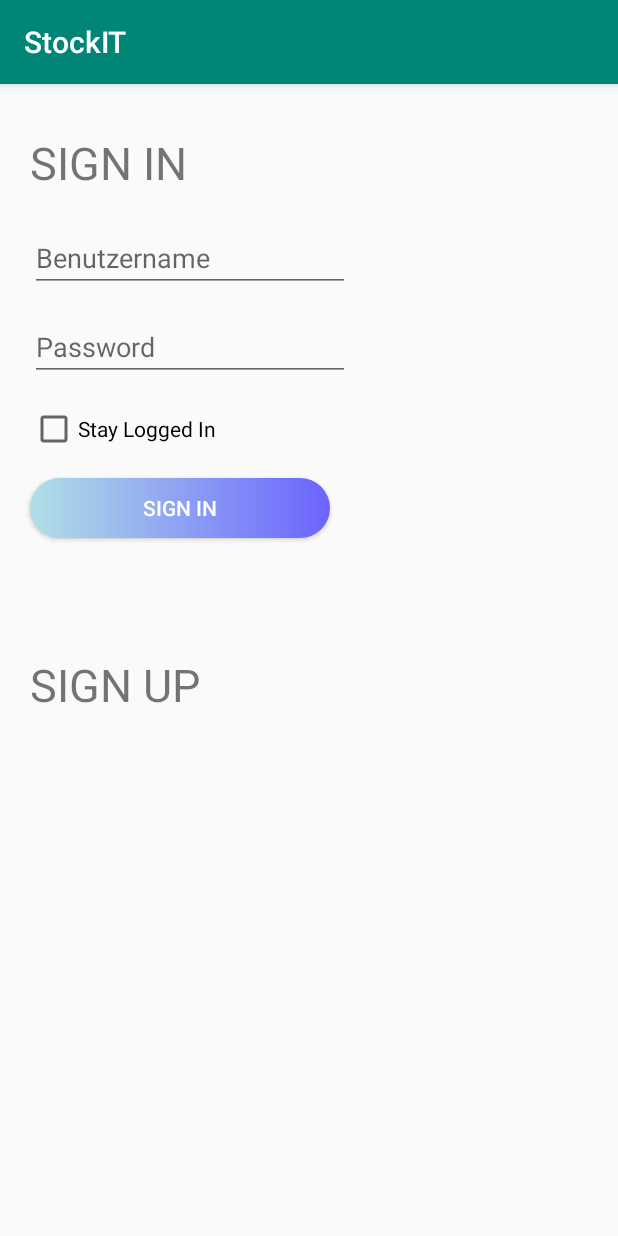
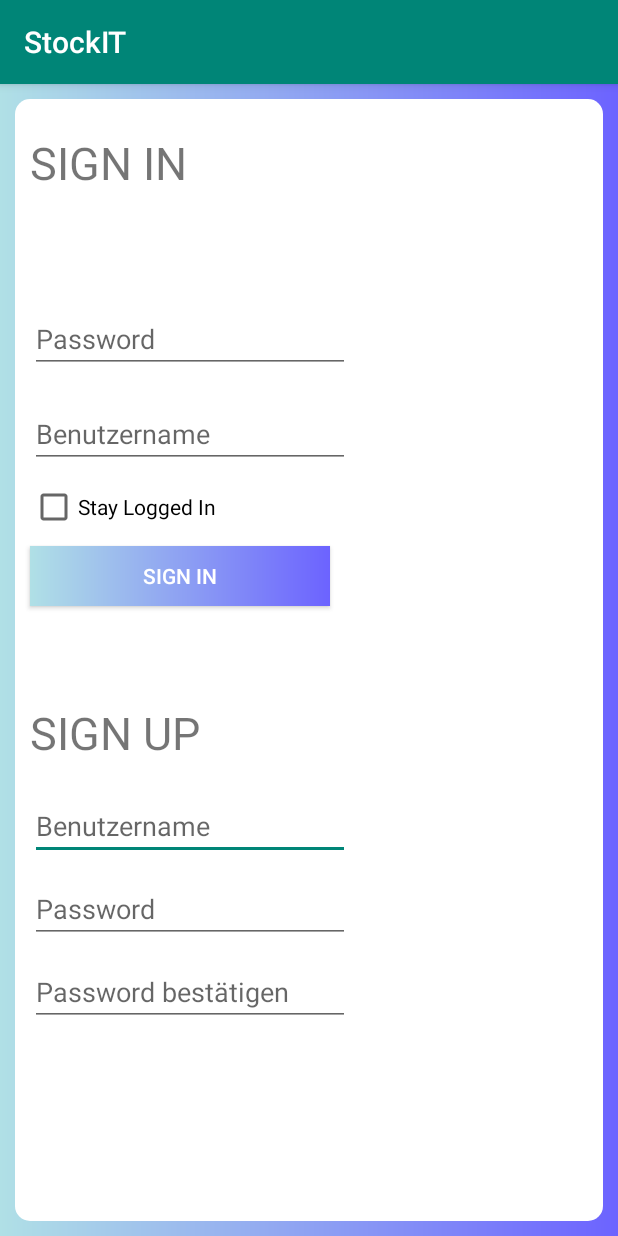
Before and after one commit to Schu5ter/Projekt-App-Schule, an Android app: the SignUp screen opened directly, with no data from a screen before it, on a phone screen of 412 x 824 dp. Run offline under Robolectric (Android 15) with nearby library versions, the phone set to English and light mode, and no system bars.

Commit message:
Border Design

```diff
--- /dev/null
+++ b/app/src/main/res/drawable/border_background.xml
@@ -0,0 +1,7 @@
+<?xml version="1.0" encoding="utf-8"?>
+<shape xmlns:android="http://schemas.android.com/apk/res/android">
+    <solid android:color="#ffffff" />
+    <corners android:radius="10dp"/>
+
+
+</shape>
--- a/app/src/main/res/drawable/costum_buttons.xml
+++ b/app/src/main/res/drawable/costum_buttons.xml
@@ -1,6 +1,5 @@
 <?xml version="1.0" encoding="utf-8"?>
 <shape xmlns:android="http://schemas.android.com/apk/res/android" android:shape="rectangle">
 
-    <gradient android:startColor="#b0e0e6" android:endColor="#6c63ff"></gradient>
-    <corners android:radius="50dp"></corners>
+    <gradient android:startColor="#b0e0e6" android:endColor="#6c63ff"/>
 </shape>
--- /dev/null
+++ b/app/src/main/res/drawable/solid.xml
@@ -0,0 +1,11 @@
+<?xml version="1.0" encoding="utf-8"?>
+<layer-list
+    xmlns:android="http://schemas.android.com/apk/res/android" >
+    <item android:drawable="@drawable/costum_buttons" />
+    <item
+        android:bottom="10dp"
+        android:left="10dp"
+        android:right="10dp"
+        android:top="10dp"
+        android:drawable="@drawable/border_background" />
+</layer-list>
--- a/app/src/main/res/layout/activity_main.xml
+++ b/app/src/main/res/layout/activity_main.xml
@@ -1,10 +1,13 @@
 <?xml version="1.0" encoding="utf-8"?>
-<androidx.constraintlayout.widget.ConstraintLayout xmlns:android="http://schemas.android.com/apk/res/android"
+<androidx.constraintlayout.widget.ConstraintLayout android:background="@drawable/solid" xmlns:android="http://schemas.android.com/apk/res/android"
     xmlns:app="http://schemas.android.com/apk/res-auto"
     xmlns:tools="http://schemas.android.com/tools"
     android:layout_width="match_parent"
     android:layout_height="match_parent"
     tools:context=".MainActivity">
+
+
+
 
     <Button
         android:id="@+id/btn_signIn"
@@ -13,17 +16,17 @@
         android:layout_marginStart="24dp"
         android:layout_marginTop="32dp"
         android:layout_marginEnd="24dp"
+        android:layout_marginBottom="40dp"
         android:background="@drawable/costum_buttons"
         android:gravity="center"
         android:text="@string/sign_in"
         android:textColor="#ffffff"
         app:layout_constraintBottom_toBottomOf="parent"
         app:layout_constraintEnd_toEndOf="parent"
-        app:layout_constraintHorizontal_bias="0.546"
+        app:layout_constraintHorizontal_bias="0.504"
         app:layout_constraintStart_toStartOf="parent"
         app:layout_constraintTop_toBottomOf="@+id/btn_signUp"
-        app:layout_constraintVertical_bias="0.095" />
-
+        app:layout_constraintVertical_bias="0.099" />
 
     <Button
         android:id="@+id/btn_signUp"
--- a/app/src/main/res/layout/activity_sign_up.xml
+++ b/app/src/main/res/layout/activity_sign_up.xml
@@ -4,17 +4,20 @@
     xmlns:tools="http://schemas.android.com/tools"
     android:layout_width="match_parent"
     android:layout_height="match_parent"
+    android:background="@drawable/solid"
     tools:context=".SignUp">
 
 
     <TextView
         android:id="@+id/tv_signIn"
         android:layout_width="250dp"
-        android:layout_height="50dp"
+        android:layout_height="0dp"
         android:layout_marginStart="20dp"
         android:layout_marginTop="32dp"
+        android:layout_marginBottom="92dp"
         android:text="@string/sign_in"
         android:textSize="30sp"
+        app:layout_constraintBottom_toTopOf="@+id/et_usernameSignUp"
         app:layout_constraintStart_toStartOf="parent"
         app:layout_constraintTop_toTopOf="parent" />
 
@@ -23,81 +26,96 @@
         android:layout_width="250dp"
         android:layout_height="50dp"
         android:layout_marginStart="20dp"
-        android:layout_marginTop="340dp"
+        android:layout_marginTop="64dp"
         android:text="@string/sign_up"
         android:textSize="30sp"
-        app:layout_constraintBottom_toBottomOf="parent"
-        app:layout_constraintEnd_toEndOf="parent"
-        app:layout_constraintHorizontal_bias="0.0"
         app:layout_constraintStart_toStartOf="parent"
-        app:layout_constraintTop_toTopOf="parent"
-        app:layout_constraintVertical_bias="0.105" />
+        app:layout_constraintTop_toBottomOf="@+id/btn_signIn" />
+
 
     <EditText
         android:id="@+id/et_usernameSignIn"
         android:layout_width="wrap_content"
         android:layout_height="wrap_content"
-        android:layout_marginStart="20dp"
-        android:layout_marginTop="650dp"
+        android:layout_marginTop="10dp"
         android:ems="10"
         android:hint="@string/userName"
         android:inputType="textPersonName"
-        app:layout_constraintBottom_toTopOf="@+id/et_password"
-        app:layout_constraintStart_toStartOf="parent"
-        app:layout_constraintTop_toBottomOf="@+id/tv_signIn"
-        app:layout_constraintVertical_bias="0.47" />
+        app:layout_constraintStart_toStartOf="@+id/tv_signUp"
+        app:layout_constraintTop_toBottomOf="@+id/tv_signUp" />
 
     <EditText
         android:id="@+id/et_usernameSignUp"
         android:layout_width="wrap_content"
         android:layout_height="wrap_content"
         android:layout_marginStart="20dp"
+        android:layout_marginBottom="512dp"
         android:ems="10"
         android:hint="@string/userName"
         android:inputType="textPersonName"
-        app:layout_constraintBottom_toTopOf="@+id/et_password"
+        app:layout_constraintBottom_toBottomOf="parent"
         app:layout_constraintStart_toStartOf="parent"
-        app:layout_constraintTop_toBottomOf="@+id/tv_signIn"
-        app:layout_constraintVertical_bias="0.458" />
-
-
+        app:layout_constraintTop_toBottomOf="@+id/tv_signIn" />
 
     <EditText
-        android:id="@+id/et_password"
+        android:id="@+id/et_passwordSignIn"
         android:layout_width="wrap_content"
         android:layout_height="wrap_content"
         android:layout_marginStart="20dp"
+        android:layout_marginTop="10dp"
         android:ems="10"
         android:hint="@string/password"
         android:inputType="textPassword"
-        app:layout_constraintBottom_toTopOf="@+id/tv_signUp"
+        app:layout_constraintBottom_toTopOf="@+id/et_usernameSignUp"
         app:layout_constraintStart_toStartOf="parent"
-        app:layout_constraintTop_toBottomOf="@+id/tv_signIn"
-        app:layout_constraintVertical_bias="0.281" />
+        app:layout_constraintTop_toBottomOf="@+id/tv_signIn" />
 
     <CheckBox
         android:id="@+id/cB_stayLoggedIn"
         android:layout_width="wrap_content"
         android:layout_height="wrap_content"
         android:layout_marginStart="20dp"
+        android:layout_marginTop="10dp"
+        android:layout_marginBottom="10dp"
         android:text="@string/stayLoggedIn"
-        app:layout_constraintBottom_toTopOf="@+id/tv_signUp"
+        app:layout_constraintBottom_toTopOf="@+id/btn_signIn"
+        app:layout_constraintEnd_toEndOf="parent"
+        app:layout_constraintHorizontal_bias="0.0"
         app:layout_constraintStart_toStartOf="parent"
-        app:layout_constraintTop_toBottomOf="@+id/et_password"
-        app:layout_constraintVertical_bias="0.108" />
+        app:layout_constraintTop_toBottomOf="@+id/et_usernameSignUp" />
 
     <Button
-        android:id="@+id/btn_"
+        android:id="@+id/btn_signIn"
         android:layout_width="200dp"
         android:layout_height="40dp"
         android:layout_marginStart="20dp"
+        android:layout_marginTop="10dp"
         android:background="@drawable/costum_buttons"
         android:text="@string/sign_in"
         android:textColor="#ffffff"
-        app:layout_constraintBottom_toTopOf="@+id/tv_signUp"
-        app:layout_constraintEnd_toEndOf="parent"
-        app:layout_constraintHorizontal_bias="0.0"
         app:layout_constraintStart_toStartOf="parent"
-        app:layout_constraintTop_toBottomOf="@+id/cB_stayLoggedIn"
-        app:layout_constraintVertical_bias="0.175" />
+        app:layout_constraintTop_toBottomOf="@+id/cB_stayLoggedIn" />
+
+    <EditText
+        android:id="@+id/et_passwordSignUp"
+        android:layout_width="wrap_content"
+        android:layout_height="wrap_content"
+        android:layout_marginTop="10dp"
+        android:ems="10"
+        android:hint="@string/password"
+        android:inputType="textPassword"
+        app:layout_constraintStart_toStartOf="@+id/et_usernameSignIn"
+        app:layout_constraintTop_toBottomOf="@+id/et_usernameSignIn" />
+
+    <EditText
+        android:id="@+id/et_passwordBestätigen"
+        android:layout_width="wrap_content"
+        android:layout_height="wrap_content"
+        android:layout_marginTop="10dp"
+        android:ems="10"
+        android:hint="@string/passwordbestätigen"
+        android:inputType="textPassword"
+        app:layout_constraintStart_toStartOf="@+id/et_passwordSignUp"
+        app:layout_constraintTop_toBottomOf="@+id/et_passwordSignUp" />
+
 </androidx.constraintlayout.widget.ConstraintLayout>
```
